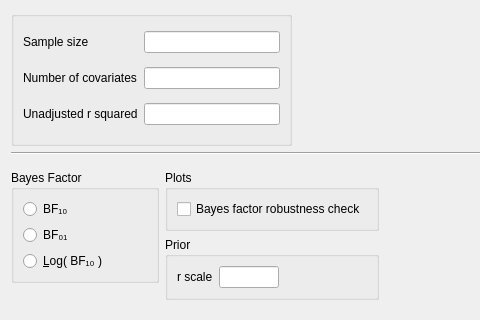
jasp-stats/jasp-desktop, file JASP-Desktop/analysisforms/SummaryStatistics/summarystatsregressionlinearbayesianform.ui: the form before one commit; both pictures show x 0 to 480 and y 0 to 320 of the 629 by 440 pixel window.
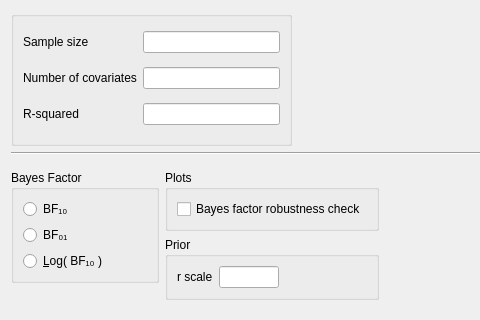
The form after the commit. Custom widgets are drawn as their Qt base class.

```diff
--- a/JASP-Desktop/analysisforms/SummaryStatistics/summarystatsregressionlinearbayesianform.ui
+++ b/JASP-Desktop/analysisforms/SummaryStatistics/summarystatsregressionlinearbayesianform.ui
@@ -45,7 +45,7 @@
       <item row="2" column="3">
        <widget class="QLabel" name="label_4">
         <property name="text">
-         <string>Unadjusted r squared</string>
+         <string>R-squared</string>
         </property>
        </widget>
       </item>
```
